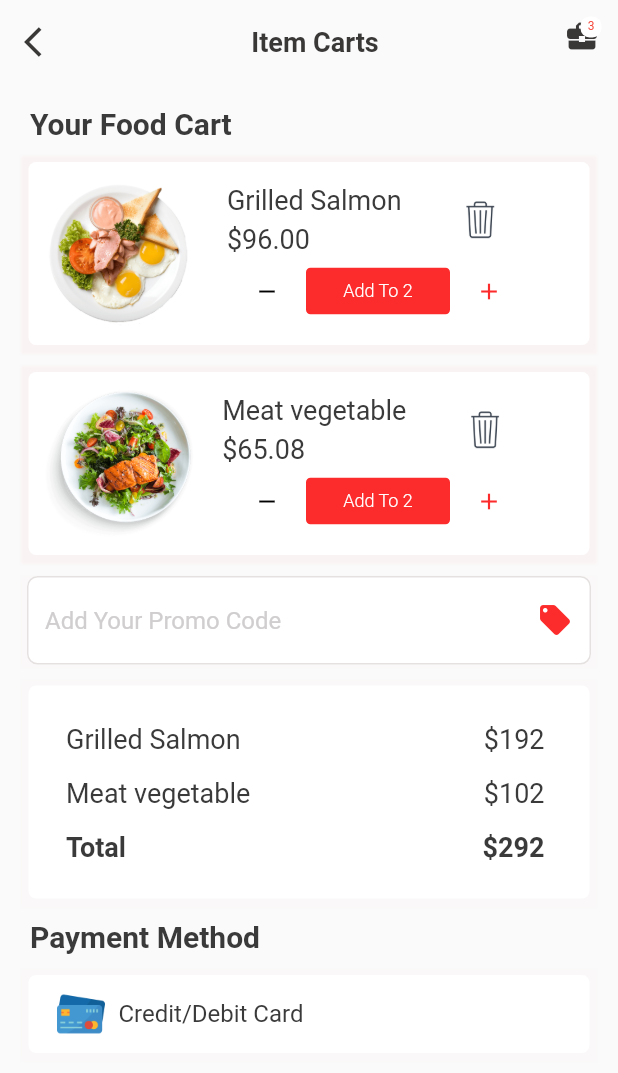
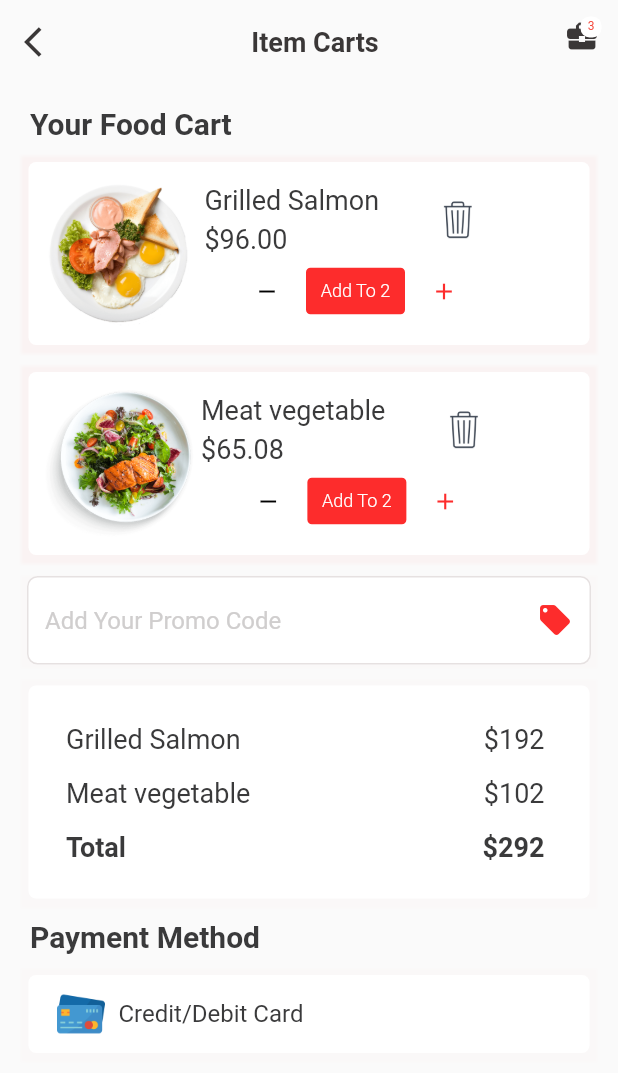
Before and after one commit to rahul6975/Food-Maniacs, a Flutter app: the FoodDetailsPage screen opened directly, after a tap on "Add To Bag", on a phone screen of 412 x 824 dp. Shown: the top 1073 px of the screen. Run offline on Flutter 3.47's test engine with Material 2 defaults, Android fonts, the light colour scheme and no system bars; our stand-ins replace carousel_pro, font_awesome_flutter.

Commit message:
few error resolved

```diff
--- a/food_maniacs/lib/pages/FoodDetailsPage.dart
+++ b/food_maniacs/lib/pages/FoodDetailsPage.dart
@@ -96,7 +96,7 @@ class _FoodDetailsPageState extends State<FoodDetailsPage> {
                 ),
               ),
               Container(
-                height: 150,
+                height: 30,
                 child: TabBarView(
                   children: [
                     Container(
@@ -323,7 +323,7 @@ class DetailContentMenu extends StatelessWidget {
   Widget build(BuildContext context) {
     return Container(
       child: Text(
-        'Lorem ipsum, or lipsum as it is sometimes known, is dummy text used in laying out print, graphic or web designs. The passage is attributed to an unknown typesetter in the 15th century who is thought to have scrambled parts of Cicero\'s De Finibus Bonorum et Malorum for use in a type specimen book.',
+        'The nutrition data for this recipe includes information for the full amount of the marinade ingredients. Depending on marinating time, ingredients, cooking method, etc., the actual amount of the marinade consumed will vary.',
         style: TextStyle(
             fontSize: 14.0,
             color: Colors.black87,
--- a/food_maniacs/lib/pages/FoodOrderPage.dart
+++ b/food_maniacs/lib/pages/FoodOrderPage.dart
@@ -147,7 +147,7 @@ class PaymentMethodWidget extends StatelessWidget {
                 "Credit/Debit Card",
                 style: TextStyle(
                     fontSize: 16,
-                    color: Color(0xFF3a3a3b),
+                    color: Color(0xff3a3a3b),
                     fontWeight: FontWeight.w400),
                 textAlign: TextAlign.left,
               )
@@ -490,7 +490,7 @@ class AddToCartMenu extends StatelessWidget {
           InkWell(
             onTap: () => print('hello'),
             child: Container(
-              width: 100.0,
+              width: 70.0,
               height: 35.0,
               decoration: BoxDecoration(
                 color: Color(0xFFfd2c2c),
--- a/food_maniacs/lib/pages/SignInPage.dart
+++ b/food_maniacs/lib/pages/SignInPage.dart
@@ -128,13 +128,13 @@ class _SignInPageState extends State<SignInPage> {
                     ),
                   ),
                   SizedBox(
-                    height: 15,
+                    height: 5,
                   ),
                   SignInButtonWidget(),
                   SizedBox(
                     height: 2,
                   ),
-                  FacebookGoogleLogin()
+
                 ],
               ),
             ),
@@ -233,7 +233,7 @@ class FacebookGoogleLogin extends StatelessWidget {
         child: Column(
       children: <Widget>[
         Padding(
-          padding: EdgeInsets.only(top: 10.0),
+          padding: EdgeInsets.only(top: 1.0),
           child: Row(
             mainAxisAlignment: MainAxisAlignment.center,
             children: <Widget>[
--- a/food_maniacs/lib/pages/SignUpPage.dart
+++ b/food_maniacs/lib/pages/SignUpPage.dart
@@ -190,7 +190,7 @@ class SignUpPage extends StatelessWidget {
                   SizedBox(
                     height: 10,
                   ),
-                  FacebookGoogleLogin()
+                  // FacebookGoogleLogin()
                 ],
               ),
             ),
```
